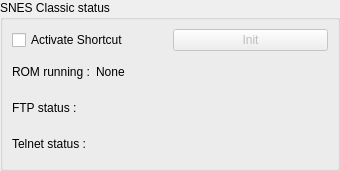
This is snesclassicstatut.ui in Skarsnik/Savestate2snes as Qt 5 draws it before an edit. The edited form follows.
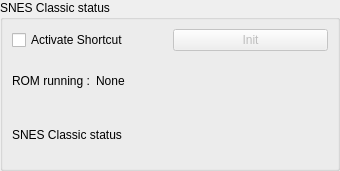
This is the edited form.

Commit message: WONT COMPILE, changed all the snes classic support to use serverstuff instead of hacky telnet

Patch:
```diff
--- a/snesclassicstatut.ui
+++ b/snesclassicstatut.ui
@@ -82,7 +82,7 @@
         <item>
          <widget class="QLabel" name="label_2">
           <property name="text">
-           <string>FTP status :</string>
+           <string>SNES Classic status</string>
           </property>
          </widget>
         </item>
@@ -100,38 +100,7 @@
          </spacer>
         </item>
         <item>
-         <widget class="QLabel" name="ftpStatusLabel">
-          <property name="text">
-           <string/>
-          </property>
-         </widget>
-        </item>
-       </layout>
-      </item>
-      <item>
-       <layout class="QHBoxLayout" name="horizontalLayout_5">
-        <item>
-         <widget class="QLabel" name="label_3">
-          <property name="text">
-           <string>Telnet status :</string>
-          </property>
-         </widget>
-        </item>
-        <item>
-         <spacer name="horizontalSpacer_2">
-          <property name="orientation">
-           <enum>Qt::Horizontal</enum>
-          </property>
-          <property name="sizeHint" stdset="0">
-           <size>
-            <width>40</width>
-            <height>20</height>
-           </size>
-          </property>
-         </spacer>
-        </item>
-        <item>
-         <widget class="QLabel" name="telnetStatusLabel">
+         <widget class="QLabel" name="coStatusLabel">
           <property name="text">
            <string/>
           </property>
```
The commit also changes 7 other files.
